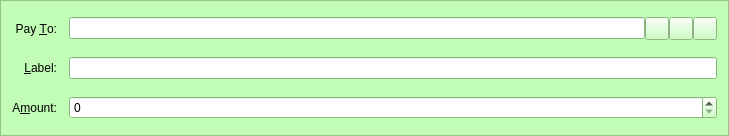
Old version of the form src/qt/forms/sendcoinsentry.ui in the repository IParn/LimecoinX.
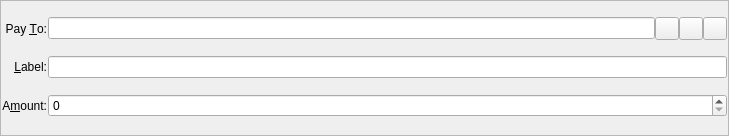
New version of the form. Icons and pictures are not drawn. Custom widgets are drawn as their Qt base class.

What changed in the file:
```diff
--- a/src/qt/forms/sendcoinsentry.ui
+++ b/src/qt/forms/sendcoinsentry.ui
@@ -10,421 +10,6 @@
     <height>136</height>
    </rect>
   </property>
-  <property name="palette">
-   <palette>
-    <active>
-     <colorrole role="WindowText">
-      <brush brushstyle="SolidPattern">
-       <color alpha="255">
-        <red>0</red>
-        <green>0</green>
-        <blue>0</blue>
-       </color>
-      </brush>
-     </colorrole>
-     <colorrole role="Button">
-      <brush brushstyle="SolidPattern">
-       <color alpha="255">
-        <red>193</red>
-        <green>253</green>
-        <blue>181</blue>
-       </color>
-      </brush>
-     </colorrole>
-     <colorrole role="Light">
-      <brush brushstyle="SolidPattern">
-       <color alpha="255">
-        <red>255</red>
-        <green>255</green>
-        <blue>255</blue>
-       </color>
-      </brush>
-     </colorrole>
-     <colorrole role="Midlight">
-      <brush brushstyle="SolidPattern">
-       <color alpha="255">
-        <red>224</red>
-        <green>254</green>
-        <blue>218</blue>
-       </color>
-      </brush>
-     </colorrole>
-     <colorrole role="Dark">
-      <brush brushstyle="SolidPattern">
-       <color alpha="255">
-        <red>96</red>
-        <green>126</green>
-        <blue>90</blue>
-       </color>
-      </brush>
-     </colorrole>
-     <colorrole role="Mid">
-      <brush brushstyle="SolidPattern">
-       <color alpha="255">
-        <red>129</red>
-        <green>169</green>
-        <blue>121</blue>
-       </color>
-      </brush>
-     </colorrole>
-     <colorrole role="Text">
-      <brush brushstyle="SolidPattern">
-       <color alpha="255">
-        <red>0</red>
-        <green>0</green>
-        <blue>0</blue>
-       </color>
-      </brush>
-     </colorrole>
-     <colorrole role="BrightText">
-      <brush brushstyle="SolidPattern">
-       <color alpha="255">
-        <red>255</red>
-        <green>255</green>
-        <blue>255</blue>
-       </color>
-      </brush>
-     </colorrole>
-     <colorrole role="ButtonText">
-      <brush brushstyle="SolidPattern">
-       <color alpha="255">
-        <red>0</red>
-        <green>0</green>
-        <blue>0</blue>
-       </color>
-      </brush>
-     </colorrole>
-     <colorrole role="Base">
-      <brush brushstyle="SolidPattern">
-       <color alpha="255">
-        <red>255</red>
-        <green>255</green>
-        <blue>255</blue>
-       </color>
-      </brush>
-     </colorrole>
-     <colorrole role="Window">
-      <brush brushstyle="SolidPattern">
-       <color alpha="255">
-        <red>193</red>
-        <green>253</green>
-        <blue>181</blue>
-       </color>
-      </brush>
-     </colorrole>
-     <colorrole role="Shadow">
-      <brush brushstyle="SolidPattern">
-       <color alpha="255">
-        <red>0</red>
-        <green>0</green>
-        <blue>0</blue>
-       </color>
-      </brush>
-     </colorrole>
-     <colorrole role="AlternateBase">
-      <brush brushstyle="SolidPattern">
-       <color alpha="255">
-        <red>224</red>
-        <green>254</green>
-        <blue>218</blue>
-       </color>
-      </brush>
-     </colorrole>
-     <colorrole role="ToolTipBase">
-      <brush brushstyle="SolidPattern">
-       <color alpha="255">
-        <red>255</red>
-        <green>255</green>
-        <blue>220</blue>
-       </color>
-      </brush>
-     </colorrole>
-     <colorrole role="ToolTipText">
-      <brush brushstyle="SolidPattern">
-       <color alpha="255">
-        <red>0</red>
-        <green>0</green>
-        <blue>0</blue>
-       </color>
-      </brush>
-     </colorrole>
-    </active>
-    <inactive>
-     <colorrole role="WindowText">
-      <brush brushstyle="SolidPattern">
-       <color alpha="255">
-        <red>0</red>
-        <green>0</green>
-        <blue>0</blue>
-       </color>
-      </brush>
-     </colorrole>
-     <colorrole role="Button">
-      <brush brushstyle="SolidPattern">
-       <color alpha="255">
-        <red>193</red>
-        <green>253</green>
-        <blue>181</blue>
-       </color>
-      </brush>
-     </colorrole>
-     <colorrole role="Light">
-      <brush brushstyle="SolidPattern">
-       <color alpha="255">
-        <red>255</red>
-        <green>255</green>
-        <blue>255</blue>
-       </color>
-      </brush>
-     </colorrole>
-     <colorrole role="Midlight">
-      <brush brushstyle="SolidPattern">
-       <color alpha="255">
-        <red>224</red>
-        <green>254</green>
-        <blue>218</blue>
-       </color>
-      </brush>
-     </colorrole>
-     <colorrole role="Dark">
-      <brush brushstyle="SolidPattern">
-       <color alpha="255">
-        <red>96</red>
-        <green>126</green>
-        <blue>90</blue>
-       </color>
-      </brush>
-     </colorrole>
-     <colorrole role="Mid">
-      <brush brushstyle="SolidPattern">
-       <color alpha="255">
-        <red>129</red>
-        <green>169</green>
-        <blue>121</blue>
-       </color>
-      </brush>
-     </colorrole>
-     <colorrole role="Text">
-      <brush brushstyle="SolidPattern">
-       <color alpha="255">
-        <red>0</red>
-        <green>0</green>
-        <blue>0</blue>
-       </color>
-      </brush>
-     </colorrole>
-     <colorrole role="BrightText">
-      <brush brushstyle="SolidPattern">
-       <color alpha="255">
-        <red>255</red>
-        <green>255</green>
-        <blue>255</blue>
-       </color>
-      </brush>
-     </colorrole>
-     <colorrole role="ButtonText">
-      <brush brushstyle="SolidPattern">
-       <color alpha="255">
-        <red>0</red>
-        <green>0</green>
-        <blue>0</blue>
-       </color>
-      </brush>
-     </colorrole>
-     <colorrole role="Base">
-      <brush brushstyle="SolidPattern">
-       <color alpha="255">
-        <red>255</red>
-        <green>255</green>
-        <blue>255</blue>
-       </color>
-      </brush>
-     </colorrole>
-     <colorrole role="Window">
-      <brush brushstyle="SolidPattern">
-       <color alpha="255">
-        <red>193</red>
-        <green>253</green>
-        <blue>181</blue>
-       </color>
-      </brush>
-     </colorrole>
-     <colorrole role="Shadow">
-      <brush brushstyle="SolidPattern">
-       <color alpha="255">
-        <red>0</red>
-        <green>0</green>
-        <blue>0</blue>
-       </color>
-      </brush>
-     </colorrole>
-     <colorrole role="AlternateBase">
-      <brush brushstyle="SolidPattern">
-       <color alpha="255">
-        <red>224</red>
-        <green>254</green>
-        <blue>218</blue>
-       </color>
-      </brush>
-     </colorrole>
-     <colorrole role="ToolTipBase">
-      <brush brushstyle="SolidPattern">
-       <color alpha="255">
-        <red>255</red>
-        <green>255</green>
-        <blue>220</blue>
-       </color>
-      </brush>
-     </colorrole>
-     <colorrole role="ToolTipText">
-      <brush brushstyle="SolidPattern">
-       <color alpha="255">
-        <red>0</red>
-        <green>0</green>
-        <blue>0</blue>
-       </color>
-      </brush>
-     </colorrole>
-    </inactive>
-    <disabled>
-     <colorrole role="WindowText">
-      <brush brushstyle="SolidPattern">
-       <color alpha="255">
-        <red>96</red>
-        <green>126</green>
-        <blue>90</blue>
-       </color>
-      </brush>
-     </colorrole>
-     <colorrole role="Button">
-      <brush brushstyle="SolidPattern">
-       <color alpha="255">
-        <red>193</red>
-        <green>253</green>
-        <blue>181</blue>
-       </color>
-      </brush>
-     </colorrole>
-     <colorrole role="Light">
-      <brush brushstyle="SolidPattern">
-       <color alpha="255">
-        <red>255</red>
-        <green>255</green>
-        <blue>255</blue>
-       </color>
-      </brush>
-     </colorrole>
-     <colorrole role="Midlight">
-      <brush brushstyle="SolidPattern">
-       <color alpha="255">
-        <red>224</red>
-        <green>254</green>
-        <blue>218</blue>
-       </color>
-      </brush>
-     </colorrole>
-     <colorrole role="Dark">
-      <brush brushstyle="SolidPattern">
-       <color alpha="255">
-        <red>96</red>
-        <green>126</green>
-        <blue>90</blue>
-       </color>
-      </brush>
-     </colorrole>
-     <colorrole role="Mid">
-      <brush brushstyle="SolidPattern">
-       <color alpha="255">
-        <red>129</red>
-        <green>169</green>
-        <blue>121</blue>
-       </color>
-      </brush>
-     </colorrole>
-     <colorrole role="Text">
-      <brush brushstyle="SolidPattern">
-       <color alpha="255">
-        <red>96</red>
-        <green>126</green>
-        <blue>90</blue>
-       </color>
-      </brush>
-     </colorrole>
-     <colorrole role="BrightText">
-      <brush brushstyle="SolidPattern">
-       <color alpha="255">
-        <red>255</red>
-        <green>255</green>
-        <blue>255</blue>
-       </color>
-      </brush>
-     </colorrole>
-     <colorrole role="ButtonText">
-      <brush brushstyle="SolidPattern">
-       <color alpha="255">
-        <red>96</red>
-        <green>126</green>
-        <blue>90</blue>
-       </color>
-      </brush>
-     </colorrole>
-     <colorrole role="Base">
-      <brush brushstyle="SolidPattern">
-       <color alpha="255">
-        <red>193</red>
-        <green>253</green>
-        <blue>181</blue>
-       </color>
-      </brush>
-     </colorrole>
-     <colorrole role="Window">
-      <brush brushstyle="SolidPattern">
-       <color alpha="255">
-        <red>193</red>
-        <green>253</green>
-        <blue>181</blue>
-       </color>
-      </brush>
-     </colorrole>
-     <colorrole role="Shadow">
-      <brush brushstyle="SolidPattern">
-       <color alpha="255">
-        <red>0</red>
-        <green>0</green>
-        <blue>0</blue>
-       </color>
-      </brush>
-     </colorrole>
-     <colorrole role="AlternateBase">
-      <brush brushstyle="SolidPattern">
-       <color alpha="255">
-        <red>193</red>
-        <green>253</green>
-        <blue>181</blue>
-       </color>
-      </brush>
-     </colorrole>
-     <colorrole role="ToolTipBase">
-      <brush brushstyle="SolidPattern">
-       <color alpha="255">
-        <red>255</red>
-        <green>255</green>
-        <blue>220</blue>
-       </color>
-      </brush>
-     </colorrole>
-     <colorrole role="ToolTipText">
-      <brush brushstyle="SolidPattern">
-       <color alpha="255">
-        <red>0</red>
-        <green>0</green>
-        <blue>0</blue>
-       </color>
-      </brush>
-     </colorrole>
-    </disabled>
-   </palette>
-  </property>
   <property name="windowTitle">
    <string>Form</string>
   </property>
@@ -435,8 +20,20 @@
    <enum>QFrame::Sunken</enum>
   </property>
   <layout class="QGridLayout" name="gridLayout">
+   <property name="leftMargin">
+    <number>1</number>
+   </property>
+   <property name="topMargin">
+    <number>1</number>
+   </property>
+   <property name="rightMargin">
+    <number>1</number>
+   </property>
+   <property name="bottomMargin">
+    <number>1</number>
+   </property>
    <property name="spacing">
-    <number>12</number>
+    <number>1</number>
    </property>
    <item row="5" column="0">
     <widget class="QLabel" name="label">
```
